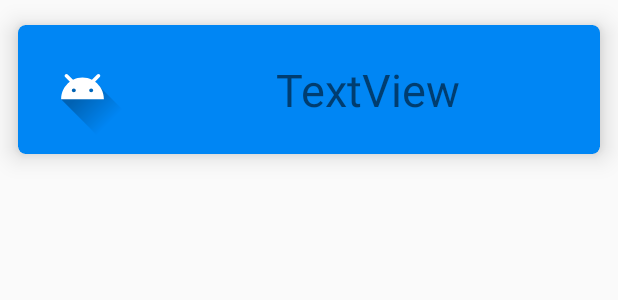
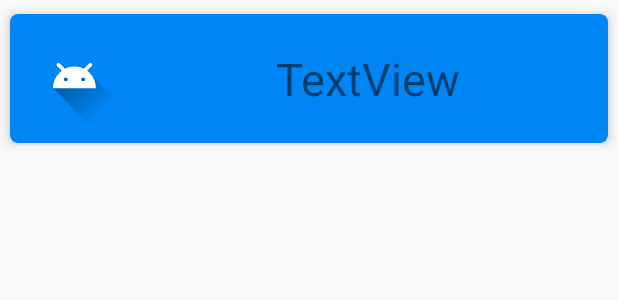
Before and after one commit to mdschleicher/NeverHaveIEver, an Android app: the layout response.xml on its own in the app's theme, with its tools: preview values and no code run, on a phone screen of 412 x 824 dp. Shown: the top 300 px of the screen. Run offline under Robolectric (Android 15) with nearby library versions, the phone set to English and light mode, and no system bars.

Commit message:
:white_check_mark:

```diff
--- a/app/src/main/res/layout/response.xml
+++ b/app/src/main/res/layout/response.xml
@@ -7,7 +7,7 @@
     android:orientation="vertical"
     android:id="@+id/response_card_view"
     app:cardBackgroundColor="@color/colorPrimary"
-    app:cardElevation="10dp"
+    app:cardElevation="5dp"
     app:cardCornerRadius="5dp"
     app:cardUseCompatPadding="true"
     >
```
